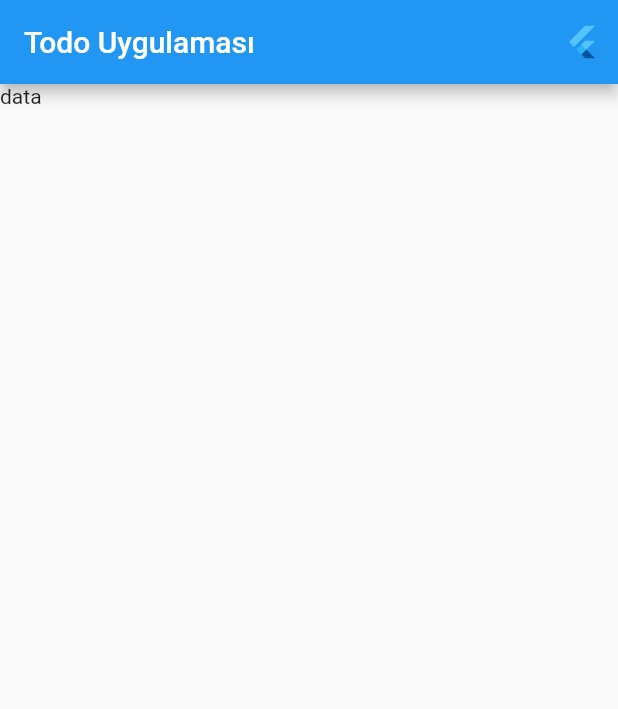
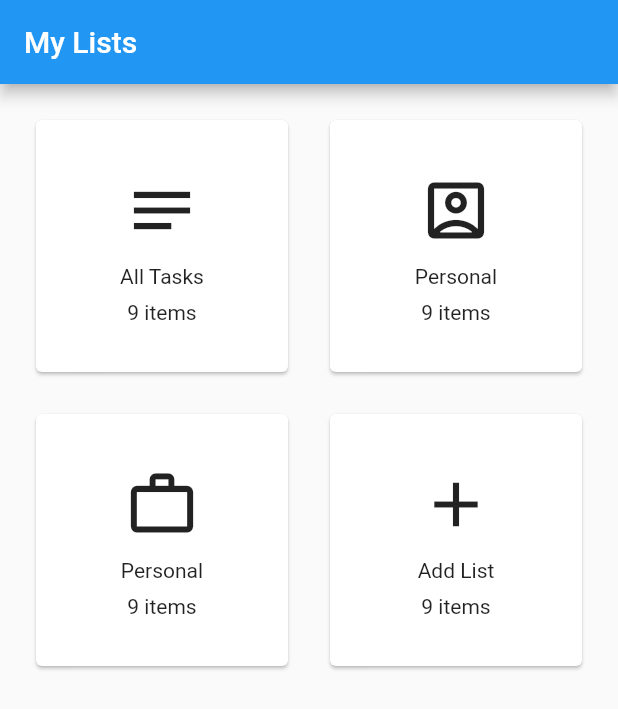
Before and after one commit to S-EmreCat/todo_app, a Flutter app: the screen it shows after launch, on a phone screen of 412 x 824 dp. Shown: the top 709 px of the screen. Run offline on Flutter 3.47's test engine with Material 2 defaults, Android fonts, the phone set to English and light mode, and no system bars; Roboto replaces fonts that are missing (Poppins).

Commit message:
My List Page Design

```diff
--- /dev/null
+++ b/lib/core/constant/string_constants.dart
@@ -0,0 +1,6 @@
+class StringConstants {
+  static const taskNameAll = "All Tasks";
+  static const taskNamePersonal = "Personal";
+  static const taskNameWork = "Work";
+  static const taskNameAddList = "Add List";
+}
--- a/lib/main.dart
+++ b/lib/main.dart
@@ -1,5 +1,5 @@
 import 'package:flutter/material.dart';
-import 'ui/views/allTasks/allTasks_view.dart';
+import 'ui/views/MyLists/my_lists_view.dart';
 
 void main() => runApp(const MyApp());
 
@@ -18,7 +18,7 @@ class MyApp extends StatelessWidget {
           primaryColorDark: const Color(0xffd32f2f),
           scaffoldBackgroundColor: const Color(0xfffafafa), //xx
         ),
-        home: const AllTasks(),
+        home: const MyListsWidget(),
         debugShowCheckedModeBanner: false);
   }
 }
--- /dev/null
+++ b/lib/ui/views/MyLists/my_lists_view.dart
@@ -0,0 +1,57 @@
+import 'package:flutter/material.dart';
+import '../../widgets/card/my_lists_card.dart';
+import '../../../core/constant/string_constants.dart';
+
+class MyListsWidget extends StatelessWidget {
+  const MyListsWidget({Key? key}) : super(key: key);
+  final String _myListsString = "My Lists";
+  @override
+  Widget build(BuildContext context) {
+    return Scaffold(
+        appBar: AppBar(
+          title: Text(_myListsString),
+        ),
+        body: Column(
+          children: [
+            const SizedBox(
+              height: 20,
+            ),
+            Expanded(
+              child: Padding(
+                padding: const EdgeInsets.symmetric(horizontal: 20),
+                child: GridView.count(
+                  crossAxisCount: 2,
+                  crossAxisSpacing: 20.0,
+                  mainAxisSpacing: 20,
+                  children: const [
+                    MyListsCardItem(
+                      itemCount: 9,
+                      taskIcon: Icons.notes,
+                      taskName: StringConstants.taskNameAll,
+                    ),
+                    MyListsCardItem(
+                      itemCount: 9,
+                      taskIcon: Icons.account_box_outlined,
+                      taskName: StringConstants.taskNamePersonal,
+                    ),
+                    MyListsCardItem(
+                      itemCount: 9,
+                      taskIcon: Icons.work_outline,
+                      taskName: StringConstants.taskNamePersonal,
+                    ),
+                    MyListsCardItem(
+                      itemCount: 9,
+                      taskIcon: Icons.add,
+                      taskName: StringConstants.taskNameAddList,
+                    ),
+                  ],
+                ),
+              ),
+            ),
+            const SizedBox(
+              height: 80,
+            ),
+          ],
+        ));
+  }
+}
--- /dev/null
+++ b/lib/ui/views/allTasks/all_tasks_service.dart
@@ -0,0 +1 @@
+class AllTasksService {}
--- a/lib/ui/views/allTasks/allTasks_view.dart
+++ b/lib/ui/views/allTasks/all_tasks_view.dart
@@ -12,15 +12,18 @@ class _AllTasksState extends State<AllTasks> {
   Widget build(BuildContext context) {
     return Scaffold(
       appBar: AppBar(
-        title: const Text("Todo Uygulaması"),
+        title: const Text('Todo App'),
         actions: [
           IconButton(
             onPressed: () {},
-            icon: const FlutterLogo(),
+            icon: const Icon(Icons.delete_sweep),
           )
         ],
       ),
-      body: const Text("data"),
+      body: IconButton(
+        onPressed: () {},
+        icon: const FlutterLogo(),
+      ),
     );
   }
 }
--- /dev/null
+++ b/lib/ui/widgets/card/my_lists_card.dart
@@ -0,0 +1,43 @@
+import 'package:flutter/material.dart';
+
+class MyListsCardItem extends StatelessWidget {
+  const MyListsCardItem({
+    Key? key,
+    required this.itemCount,
+    required this.taskIcon,
+    required this.taskName,
+  }) : super(key: key);
+  final int itemCount;
+  final IconData taskIcon;
+  final String taskName;
+
+  @override
+  Widget build(BuildContext context) {
+    return Card(
+      child: SizedBox(
+        child: Column(
+          mainAxisAlignment: MainAxisAlignment.center,
+          children: [
+            const Expanded(flex: 1, child: SizedBox()),
+            Expanded(
+              flex: 3,
+              child: Icon(
+                taskIcon,
+                size: 50,
+              ),
+            ),
+            Expanded(
+              flex: 1,
+              child: Text(taskName),
+            ),
+            Expanded(
+              flex: 1,
+              child: Text("$itemCount items"),
+            ),
+            const Expanded(flex: 1, child: SizedBox()),
+          ],
+        ),
+      ),
+    );
+  }
+}
--- a/pubspec.yaml
+++ b/pubspec.yaml
@@ -12,6 +12,7 @@ dependencies:
   flutter:
     sdk: flutter
   cupertino_icons: ^1.0.2
+  get: ^4.6.1
 
 dev_dependencies:
   flutter_test:
```
Also changed, not shown: lib/ui/views/MyLists/myLists_service.dart (deleted), lib/ui/views/MyLists/myLists_view.dart (deleted), lib/ui/views/MyLists/myLists_view_model.dart (deleted), lib/ui/views/allTasks/allTasks_service.dart (deleted), lib/ui/views/allTasks/allTasks_view_model.dart (deleted), pubspec.lock, 1 other file.
